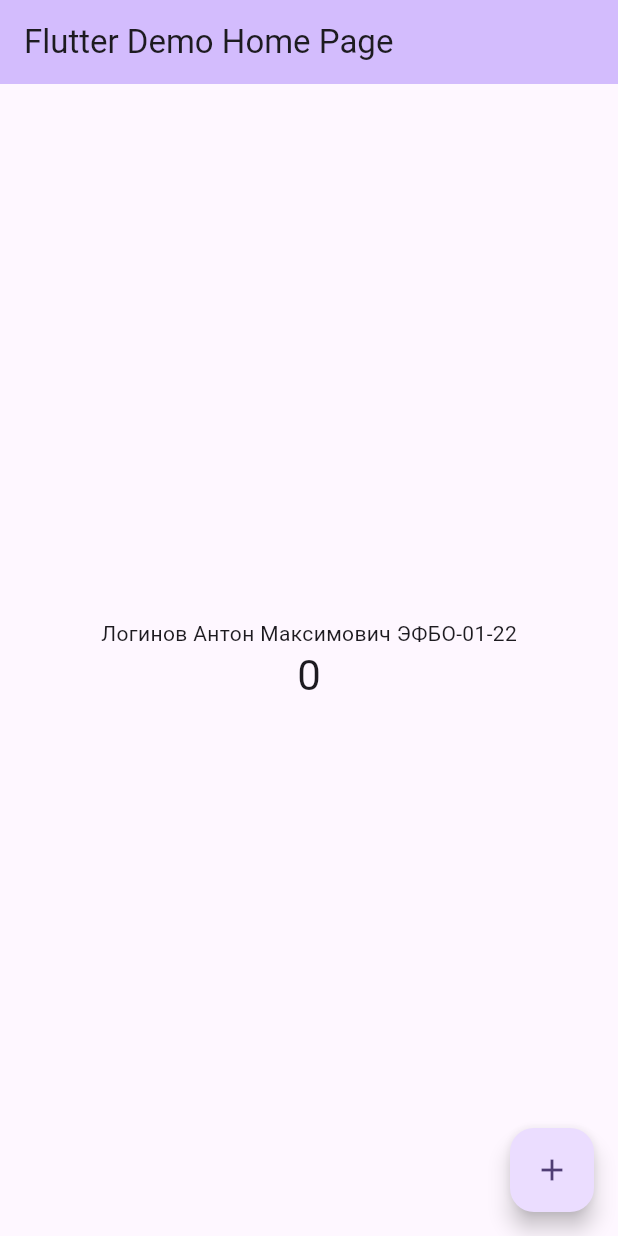
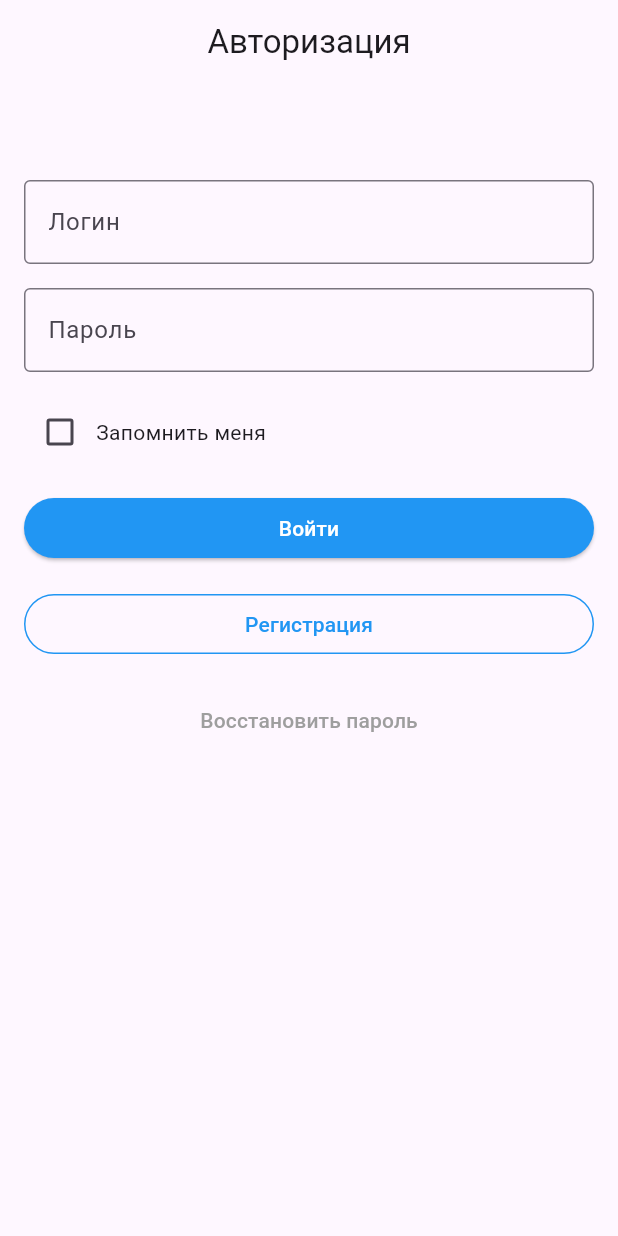
Before and after one commit to Nargon2904/corp1, a Flutter app: the screen it shows after launch, on a phone screen of 412 x 824 dp. Run offline on Flutter 3.47's test engine with Material 3 defaults, Android fonts, the phone set to English and light mode, and no system bars.

Commit message:
Практика #2

```diff
--- a/lib/main.dart
+++ b/lib/main.dart
@@ -3,123 +3,107 @@ import 'package:flutter/material.dart';
 void main() {
   runApp(const MyApp());
 }
-
 class MyApp extends StatelessWidget {
   const MyApp({super.key});
-
-  // This widget is the root of your application.
-  @override
   Widget build(BuildContext context) {
     return MaterialApp(
-      title: 'Flutter Demo',
+      debugShowCheckedModeBanner: false,
+      title: 'ПКС 2 Логинов',
       theme: ThemeData(
-        // This is the theme of your application.
-        //
-        // TRY THIS: Try running your application with "flutter run". You'll see
-        // the application has a purple toolbar. Then, without quitting the app,
-        // try changing the seedColor in the colorScheme below to Colors.green
-        // and then invoke "hot reload" (save your changes or press the "hot
-        // reload" button in a Flutter-supported IDE, or press "r" if you used
-        // the command line to start the app).
-        //
-        // Notice that the counter didn't reset back to zero; the application
-        // state is not lost during the reload. To reset the state, use hot
-        // restart instead.
-        //
-        // This works for code too, not just values: Most code changes can be
-        // tested with just a hot reload.
-        colorScheme: ColorScheme.fromSeed(seedColor: Colors.deepPurple),
-        useMaterial3: true,
+        primarySwatch: Colors.blue,
       ),
-      home: const MyHomePage(title: 'Flutter Demo Home Page'),
+      home: const LoginPage(),
     );
   }
 }
 
-class MyHomePage extends StatefulWidget {
-  const MyHomePage({super.key, required this.title});
-
-  // This widget is the home page of your application. It is stateful, meaning
-  // that it has a State object (defined below) that contains fields that affect
-  // how it looks.
-
-  // This class is the configuration for the state. It holds the values (in this
-  // case the title) provided by the parent (in this case the App widget) and
-  // used by the build method of the State. Fields in a Widget subclass are
-  // always marked "final".
-
-  final String title;
-
+class LoginPage extends StatefulWidget {
+  const LoginPage({super.key});
   @override
-  State<MyHomePage> createState() => _MyHomePageState();
+  _LoginPageState createState() => _LoginPageState();
 }
 
-class _MyHomePageState extends State<MyHomePage> {
-  int _counter = 0;
-
-  void _incrementCounter() {
-    setState(() {
-      // This call to setState tells the Flutter framework that something has
-      // changed in this State, which causes it to rerun the build method below
-      // so that the display can reflect the updated values. If we changed
-      // _counter without calling setState(), then the build method would not be
-      // called again, and so nothing would appear to happen.
-      _counter++;
-    });
-  }
+class _LoginPageState extends State<LoginPage> {
+  final TextEditingController _loginController = TextEditingController();
+  final TextEditingController _passwordController = TextEditingController();
+  bool _rememberMe = false;
 
   @override
   Widget build(BuildContext context) {
-    // This method is rerun every time setState is called, for instance as done
-    // by the _incrementCounter method above.
-    //
-    // The Flutter framework has been optimized to make rerunning build methods
-    // fast, so that you can just rebuild anything that needs updating rather
-    // than having to individually change instances of widgets.
     return Scaffold(
       appBar: AppBar(
-        // TRY THIS: Try changing the color here to a specific color (to
-        // Colors.amber, perhaps?) and trigger a hot reload to see the AppBar
-        // change color while the other colors stay the same.
-        backgroundColor: Theme.of(context).colorScheme.inversePrimary,
-        // Here we take the value from the MyHomePage object that was created by
-        // the App.build method, and use it to set our appbar title.
-        title: Text(widget.title),
+        title: const Text('Авторизация'),
+        centerTitle: true,
       ),
-      body: Center(
-        // Center is a layout widget. It takes a single child and positions it
-        // in the middle of the parent.
+      body: Padding(
+        padding: const EdgeInsets.all(16.0),
         child: Column(
-          // Column is also a layout widget. It takes a list of children and
-          // arranges them vertically. By default, it sizes itself to fit its
-          // children horizontally, and tries to be as tall as its parent.
-          //
-          // Column has various properties to control how it sizes itself and
-          // how it positions its children. Here we use mainAxisAlignment to
-          // center the children vertically; the main axis here is the vertical
-          // axis because Columns are vertical (the cross axis would be
-          // horizontal).
-          //
-          // TRY THIS: Invoke "debug painting" (choose the "Toggle Debug Paint"
-          // action in the IDE, or press "p" in the console), to see the
-          // wireframe for each widget.
-          mainAxisAlignment: MainAxisAlignment.center,
-          children: <Widget>[
-            const Text(
-              'Логинов Антон Максимович ЭФБО-01-22',
+          crossAxisAlignment: CrossAxisAlignment.stretch,
+          children: [
+            const SizedBox(height: 48),
+            TextField(
+              controller: _loginController,
+              decoration: const InputDecoration(
+                labelText: 'Логин',
+                border: OutlineInputBorder(),
+              ),
             ),
-            Text(
-              '$_counter',
-              style: Theme.of(context).textTheme.headlineMedium,
+            const SizedBox(height: 16),
+            TextField(
+              controller: _passwordController,
+              decoration: const InputDecoration(
+                labelText: 'Пароль',
+                border: OutlineInputBorder(),
+              ),
+              obscureText: true,
+            ),
+            const SizedBox(height: 16),
+            Row(
+              children: [
+                Checkbox(
+                  value: _rememberMe,
+                  onChanged: (bool? value) {
+                    setState(() {
+                      _rememberMe = value ?? false;
+                    });
+                  },
+                ),
+                const Text('Запомнить меня'),
+              ],
+            ),
+            const SizedBox(height: 16),
+            ElevatedButton(
+              onPressed: () {},
+              style: ElevatedButton.styleFrom(
+                backgroundColor: Colors.blue,
+              ),
+              child: const Text(
+                'Войти',
+                style: TextStyle(color: Colors.white),
+              ),
+            ),
+            const SizedBox(height: 16),
+            OutlinedButton(
+              onPressed: () {},
+              style: OutlinedButton.styleFrom(
+                side: const BorderSide(color: Colors.blue),
+              ),
+              child: const Text(
+                'Регистрация',
+                style: TextStyle(color: Colors.blue),
+              ),
+            ),
+            const SizedBox(height: 16),
+            TextButton(
+              onPressed: () {},
+              child: const Text(
+                'Восстановить пароль',
+                style: TextStyle(color: Colors.grey),
+              ),
             ),
           ],
         ),
       ),
-      floatingActionButton: FloatingActionButton(
-        onPressed: _incrementCounter,
-        tooltip: 'Increment',
-        child: const Icon(Icons.add),
-      ), // This trailing comma makes auto-formatting nicer for build methods.
     );
   }
 }
```
Also changed, not shown: img/image-1.png (renamed from image-1.png), img/image-2.png (renamed from image-2.png), img/image-3.png (renamed from image-3.png), img/image-4.png (renamed from image-4.png), img/image-5.png (added), img/image.png (renamed from image.png), 2 other files.
